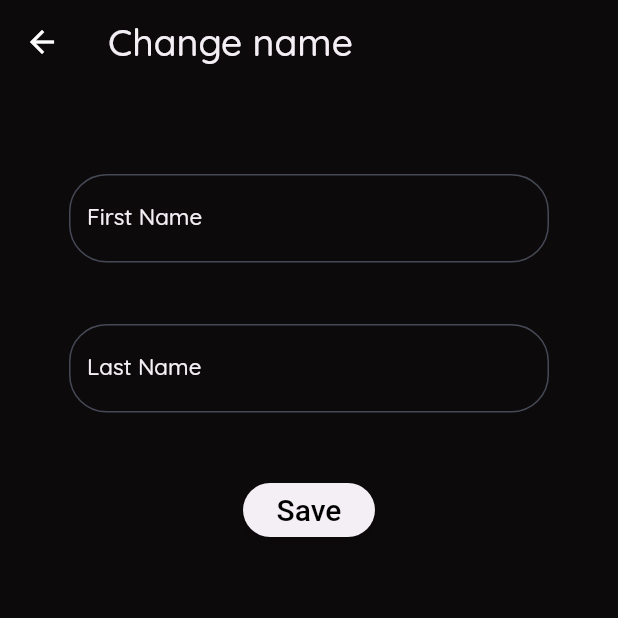
After one commit to Andrei250/CovidHelperV2.0, a Flutter app: the ChangeName screen opened by its route, after a tap on "Save", on a phone screen of 412 x 824 dp, the top half of it. The commit adds this screen. Run offline on Flutter 3.47's test engine with Material 2 defaults, Android fonts, the phone set to English and light mode, and no system bars; our stand-ins replace cloud_firestore, email_validator, firebase_auth, flutter_svg; accounts and stored records are empty; statements that could not run were skipped.

Commit message:
Implemented change_name for admins

```diff
--- /dev/null
+++ b/lib/components/change_name.dart
@@ -0,0 +1,134 @@
+import 'package:covidhelper_v2/models/admin.dart';
+import 'package:covidhelper_v2/services/firestore_service.dart';
+import 'package:covidhelper_v2/utils/app_theme.dart';
+import 'package:flutter/cupertino.dart';
+import 'package:flutter/material.dart';
+
+import 'form_input.dart';
+
+class ChangeName extends StatefulWidget {
+  final Map data;
+
+  ChangeName({this.data});
+
+  @override
+  _ChangeNameState createState() => _ChangeNameState();
+}
+
+class _ChangeNameState extends State<ChangeName> {
+  String first_name;
+  String last_name;
+  String message;
+  String emptyness_error;
+
+  @override
+  void initState() {
+    super.initState();
+    message = '';
+    first_name = widget.data['admin'].first_name;
+    last_name = widget.data['admin'].last_name;
+  }
+
+  void changeFirstName(String val) {
+    first_name = val;
+  }
+
+  void changeLastName(String val) {
+    last_name = val;
+  }
+
+  bool inputValidate() {
+    message = '';
+    if (last_name.isEmpty || first_name.isEmpty) {
+      message = 'All fields are required';
+      return false;
+    }
+
+    return true;
+  }
+
+  @override
+  Widget build(BuildContext context) {
+    return Scaffold(
+      backgroundColor: AppTheme.darkTheme.scaffoldBackgroundColor,
+      appBar: AppBar(
+        backgroundColor: AppTheme.darkTheme.scaffoldBackgroundColor,
+        title: Text(
+          'Change name',
+          style: AppTheme.darkTheme.textTheme.headline2,
+        ),
+      ),
+      body: ListView(
+        children: [
+          Center(
+            child: Padding(
+              padding: EdgeInsets.symmetric(vertical: 40.0, horizontal: 0.0),
+              child: Column(
+                children: [
+                  SizedBox(
+                    height: 20.0,
+                    child: Text(
+                      '${message}',
+                      style: AppTheme.darkTheme.textTheme.subtitle2,
+                    ),
+                  ),
+                  SizedBox(
+                    width: 320.0,
+                    height: 100.0,
+                    child: FormInput(
+                      label: 'First Name',
+                      type: false,
+                      value: first_name,
+                      changeValue: changeFirstName,
+                    ),
+                  ),
+                  SizedBox(
+                    width: 320.0,
+                    height: 100.0,
+                    child: FormInput(
+                      label: 'Last Name',
+                      type: false,
+                      value: last_name,
+                      changeValue: changeLastName,
+                    ),
+                  ),
+                  RaisedButton(
+                    color: AppTheme.darkTheme.buttonColor,
+                    child: Text(
+                      'Save',
+                      style: TextStyle(
+                        color: Colors.black,
+                        fontSize: 20.0,
+                      ),
+                    ),
+                    onPressed: () async {
+                      if (!inputValidate()) {
+                        setState(() {
+
+                        });
+                      } else {
+                        Admin newAdmin = new Admin(first_name: first_name, last_name: last_name, email: widget.data['admin'].email);
+
+                        dynamic result = await FirestoreService().changeNameAdmin(widget.data['user'].uid, newAdmin);
+
+                        if (result == null) {
+                          message = 'Error on changing information';
+                          setState(() {
+
+                          });
+                        } else {
+                          Navigator.pop(context);
+                        }
+
+                      }
+                    },
+                  ),
+                ],
+              ),
+            ),
+          ),
+        ],
+      ),
+    );
+  }
+}
--- a/lib/components/form_input.dart
+++ b/lib/components/form_input.dart
@@ -7,14 +7,18 @@ class FormInput extends StatefulWidget {
   String label;
   bool type;
   final Function(String) changeValue;
+  final String value;
 
-  FormInput({this.label, this.type, this.changeValue});
+  FormInput({this.label, this.type, this.changeValue, this.value});
 
   @override
   _FormInputState createState() => _FormInputState();
 }
 
 class _FormInputState extends State<FormInput> {
+
+
+
   @override
   Widget build(BuildContext context) {
     return Row(
@@ -28,6 +32,7 @@ class _FormInputState extends State<FormInput> {
               labelStyle: AppTheme.darkTheme.textTheme.subtitle1,
             ),
             obscureText: widget.type,
+            initialValue: widget.value != null ? widget.value : '',
             validator: (val) => val.isEmpty ? 'This field is required' : '',
             onChanged: (val) => widget.changeValue(val),
           ),
@@ -35,4 +40,5 @@ class _FormInputState extends State<FormInput> {
       ],
     );
   }
+
 }
--- a/lib/components/register_user.dart
+++ b/lib/components/register_user.dart
@@ -1,6 +1,8 @@
 import 'package:covidhelper_v2/components/form_input.dart';
+import 'package:covidhelper_v2/models/admin.dart';
 import 'package:covidhelper_v2/services/firestore_service.dart';
 import 'package:covidhelper_v2/utils/app_theme.dart';
+import 'package:firebase_auth/firebase_auth.dart';
 import 'package:flutter/material.dart';
 import 'package:email_validator/email_validator.dart';
 
@@ -157,7 +159,7 @@ class _RegisterUserState extends State<RegisterUser> {
                     child: Text(
                       'Register',
                       style: TextStyle(
-                        color: Colors.white,
+                        color: Colors.black,
                         fontSize: 20.0,
                       ),
                     ),
--- a/lib/main.dart
+++ b/lib/main.dart
@@ -1,12 +1,30 @@
-import 'package:covidhelper_v2/components/text_field.dart';
+import 'package:covidhelper_v2/components/change_name.dart';
 import 'package:covidhelper_v2/pages/admin_panel.dart';
-import 'package:covidhelper_v2/pages/login.dart';
 import 'package:flutter/material.dart';
 import 'package:covidhelper_v2/utils/app_theme.dart';
 
 import 'components/list_users.dart';
 
-void main() => runApp(MaterialApp(
-    theme: AppTheme.darkTheme,
-  home: AdminPanel(),
+void main() => runApp(
+    MaterialApp(
+      debugShowCheckedModeBanner: false,
+      theme: AppTheme.darkTheme,
+      initialRoute: '/admin_panel',
+      onGenerateRoute: Routing.generateRoute,
 ));
+
+class Routing {
+  static Route<dynamic> generateRoute(RouteSettings settings) {
+    switch (settings.name) {
+      case '/admin_panel':
+        return MaterialPageRoute(builder: (_) => AdminPanel());
+        break;
+      case '/admin_panel/change_name':
+        return MaterialPageRoute(builder: (_) => ChangeName(data: settings.arguments));
+        break;
+      default:
+        return null;
+    }
+  }
+
+}
--- /dev/null
+++ b/lib/models/admin.dart
@@ -0,0 +1,16 @@
+class Admin {
+  final String first_name;
+  final String last_name;
+  final String email;
+
+  Admin({this.first_name, this.email, this.last_name});
+
+  Map<String, dynamic> toJson() {
+    var dataMap = Map<String, dynamic>();
+    dataMap['first_name'] = this.first_name;
+    dataMap['last_name'] = this.last_name;
+    dataMap['email'] = this.email;
+    return dataMap;
+  }
+
+}
```
Also changed, not shown: lib/components/button_settings.dart (+7 -2 lines), lib/components/more_menu_admin.dart (+22 -3 lines), lib/pages/admin_panel.dart (+34 -2 lines), lib/services/firestore_service.dart (+34 -0 lines).
